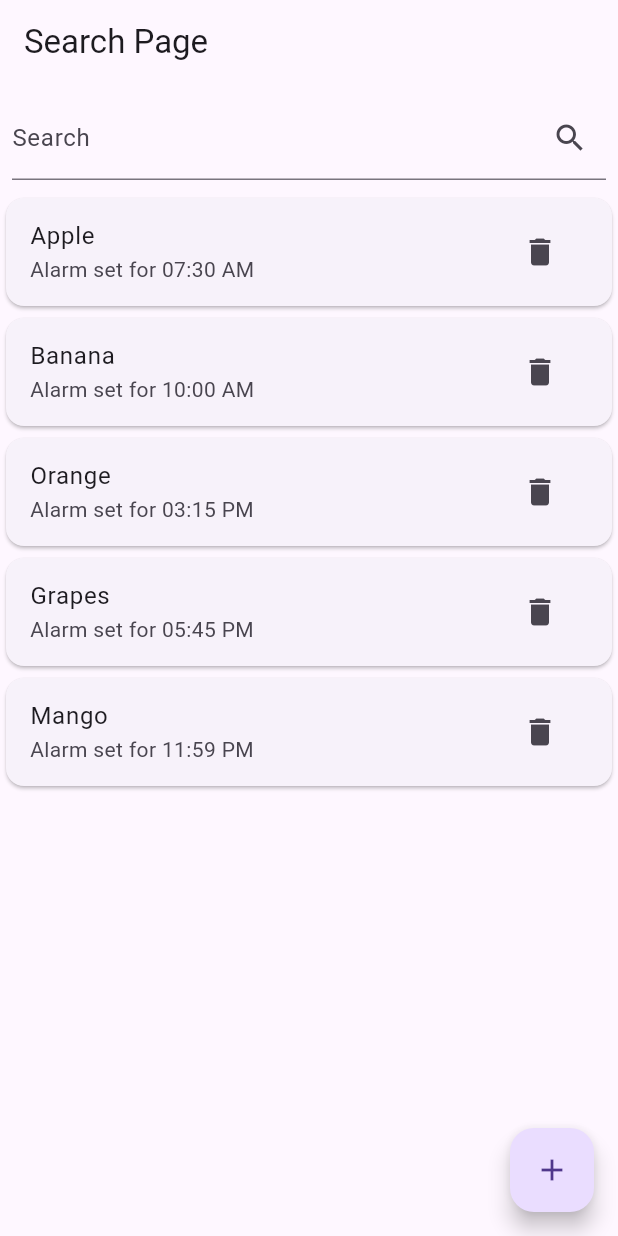
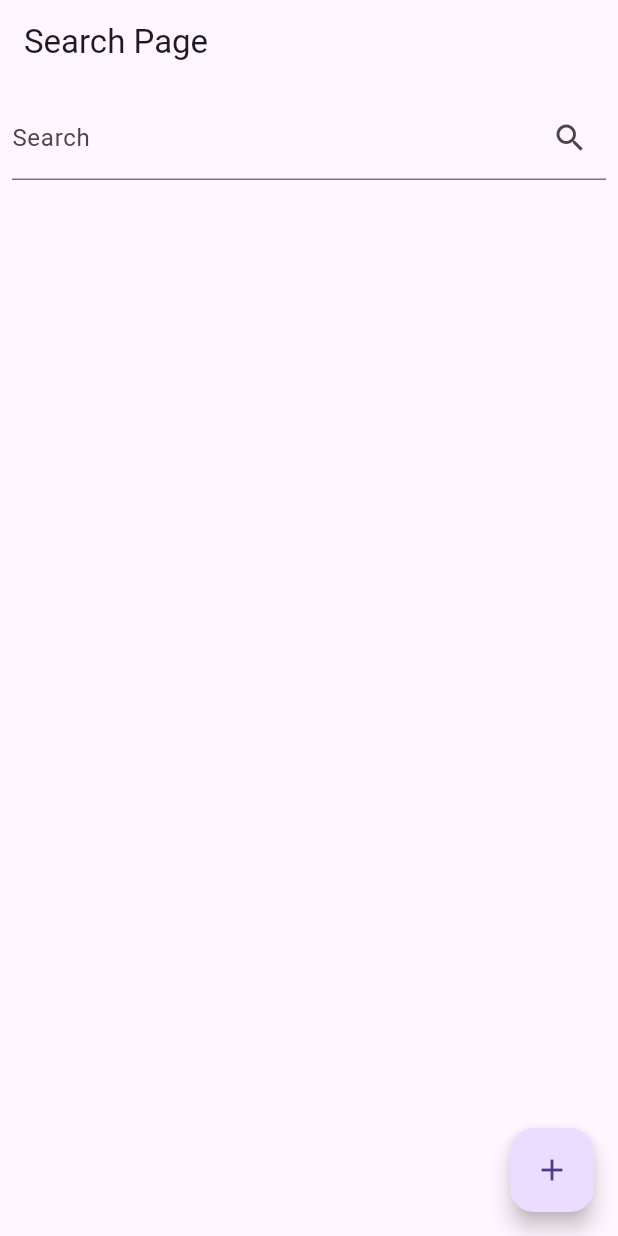
Before and after one commit to BitsJayMehta173/AlarmMizu, a Flutter app: the screen it shows after launch, on a phone screen of 412 x 824 dp. Run offline on Flutter 3.47's test engine with Material 3 defaults, Android fonts, the phone set to English and light mode, and no system bars; our stand-ins replace audioplayers, flutter_local_notifications.

```diff
--- a/lib/main.dart
+++ b/lib/main.dart
@@ -25,13 +25,7 @@ class SearchPage extends StatefulWidget {
 
 class _SearchPageState extends State<SearchPage> with WidgetsBindingObserver {
   String query = '';
-  List<Map<String, String>> items = [
-    {'name': 'Apple', 'alarm': '07:30 AM'},
-    {'name': 'Banana', 'alarm': '10:00 AM'},
-    {'name': 'Orange', 'alarm': '03:15 PM'},
-    {'name': 'Grapes', 'alarm': '05:45 PM'},
-    {'name': 'Mango', 'alarm': '11:59 PM'}
-  ];
+  List<Map<String, String>> items = [];
   List<Map<String, String>> filteredItems = [];
   List<String> alarmTimes = []; // Store all alarm times in an array
   Map<String, String>? _currentAlarmItem; // Track the current alarm item
```
